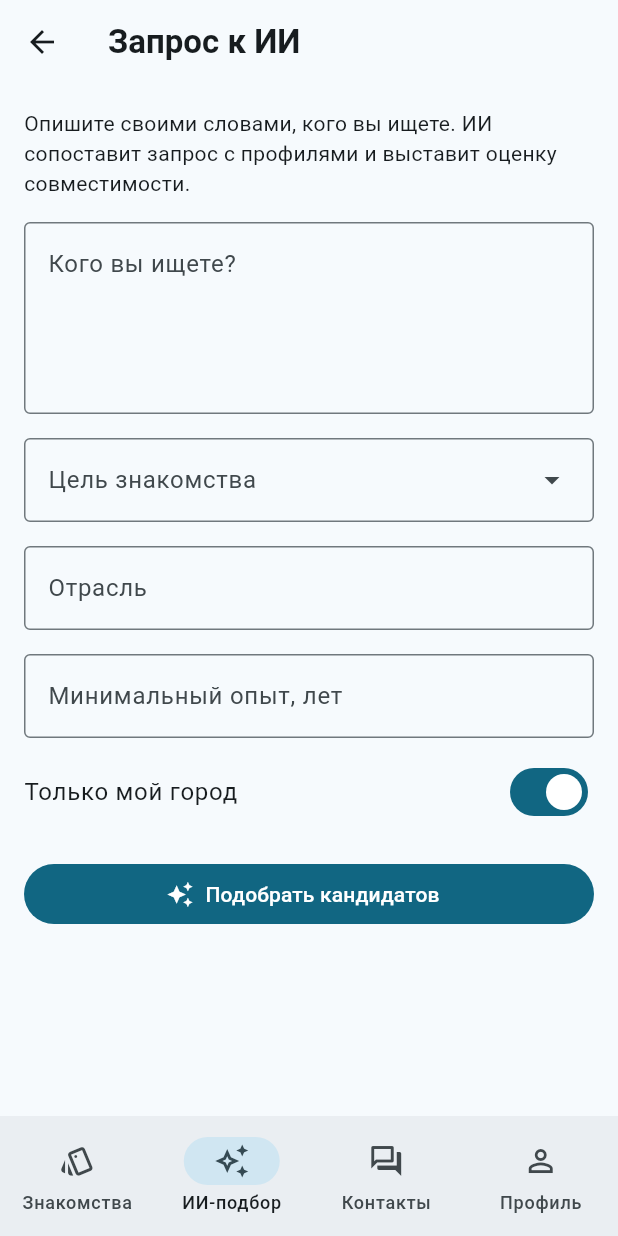
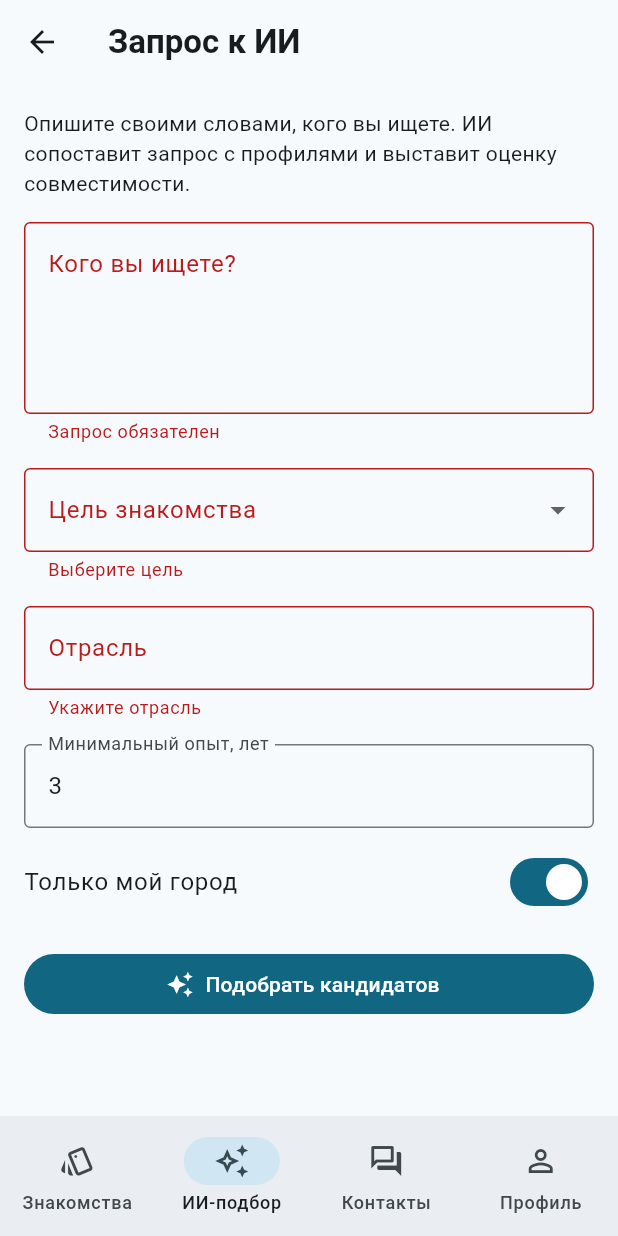
Before and after one commit to anastasia56yy/PAM-BizMatch, a Flutter app: the AiBriefScreen screen opened by its route, after a tap on "Подобрать кандидатов", on a phone screen of 412 x 824 dp. Run offline on Flutter 3.47's test engine with Material 3 defaults, Android fonts, the phone set to English and light mode, and no system bars; our stand-ins replace go_router.

Commit message:
L3: форма «Запрос к ИИ» — запрос ≥ 20 символов, цель и отрасль обязательны, опыт 0–40

```diff
--- a/lib/screens/ai_brief_screen.dart
+++ b/lib/screens/ai_brief_screen.dart
@@ -1,73 +1,123 @@
 import 'package:flutter/material.dart';
+import 'package:flutter/services.dart';
+import 'package:go_router/go_router.dart';
 
 import '../data/mock_data.dart';
+import '../utils/validators.dart';
 
-/// Форма-макет «Запрос к ИИ»: кого именно вы ищете.
-class AiBriefScreen extends StatelessWidget {
+/// «Запрос к ИИ»: кого именно вы ищете — форма с валидацией (L3).
+class AiBriefScreen extends StatefulWidget {
   const AiBriefScreen({super.key});
 
   @override
+  State<AiBriefScreen> createState() => _AiBriefScreenState();
+}
+
+class _AiBriefScreenState extends State<AiBriefScreen> {
+  final _formKey = GlobalKey<FormState>();
+  final _queryCtrl = TextEditingController();
+  final _industryCtrl = TextEditingController();
+  final _experienceCtrl = TextEditingController(text: '3');
+  Goal? _goal;
+  bool _sameCity = true;
+
+  @override
+  void dispose() {
+    _queryCtrl.dispose();
+    _industryCtrl.dispose();
+    _experienceCtrl.dispose();
+    super.dispose();
+  }
+
+  void _submit() {
+    if (!_formKey.currentState!.validate()) return;
+    ScaffoldMessenger.of(context).showSnackBar(SnackBar(
+        content: Text('ИИ обновил подбор: «${_goal!.label}», '
+            '${_industryCtrl.text.trim()}')));
+    context.pop();
+  }
+
+  @override
   Widget build(BuildContext context) {
-    final text = Theme.of(context).textTheme;
     return Scaffold(
       appBar: AppBar(title: const Text('Запрос к ИИ')),
-      body: ListView(
+      body: Form(
+        key: _formKey,
+        child: ListView(
           padding: const EdgeInsets.all(16),
           children: [
             Text(
               'Опишите своими словами, кого вы ищете. ИИ сопоставит запрос '
               'с профилями и выставит оценку совместимости.',
-            style: text.bodyMedium,
+              style: Theme.of(context).textTheme.bodyMedium,
             ),
             const SizedBox(height: 16),
-          const TextField(
+            TextFormField(
+              controller: _queryCtrl,
               maxLines: 4,
-            decoration: InputDecoration(
+              textInputAction: TextInputAction.next,
+              decoration: const InputDecoration(
                 labelText: 'Кого вы ищете?',
-              hintText: 'Напр.: инвестор в B2B SaaS на seed-стадии из Румынии',
+                hintText:
+                    'Напр.: инвестор в B2B SaaS на seed-стадии из Румынии',
                 alignLabelWithHint: true,
                 border: OutlineInputBorder(),
               ),
+              validator: (v) => validateMinLength(v, 20, 'Запрос'),
             ),
             const SizedBox(height: 16),
-          DropdownMenu<Goal>(
-            expandedInsets: EdgeInsets.zero,
-            label: const Text('Цель знакомства'),
-            dropdownMenuEntries: [
+            DropdownButtonFormField<Goal>(
+              initialValue: _goal,
+              decoration: const InputDecoration(
+                labelText: 'Цель знакомства',
+                border: OutlineInputBorder(),
+              ),
+              items: [
                 for (final g in Goal.values)
-                DropdownMenuEntry(value: g, label: g.label),
+                  DropdownMenuItem(value: g, child: Text(g.label)),
               ],
+              onChanged: (v) => setState(() => _goal = v),
+              validator: (v) => v == null ? 'Выберите цель' : null,
             ),
             const SizedBox(height: 16),
-          const TextField(
-            decoration: InputDecoration(
+            TextFormField(
+              controller: _industryCtrl,
+              textInputAction: TextInputAction.next,
+              decoration: const InputDecoration(
                 labelText: 'Отрасль',
                 hintText: 'FinTech, телеком, IT…',
                 border: OutlineInputBorder(),
               ),
+              validator: (v) => requiredField(v, 'Укажите отрасль'),
             ),
             const SizedBox(height: 16),
-          const TextField(
-            decoration: InputDecoration(
+            TextFormField(
+              controller: _experienceCtrl,
+              keyboardType: TextInputType.number,
+              inputFormatters: [FilteringTextInputFormatter.digitsOnly],
+              textInputAction: TextInputAction.done,
+              decoration: const InputDecoration(
                 labelText: 'Минимальный опыт, лет',
                 border: OutlineInputBorder(),
               ),
+              validator: (v) => validateIntRange(v, 0, 40, 'лет'),
             ),
             const SizedBox(height: 8),
             SwitchListTile(
               contentPadding: EdgeInsets.zero,
-            value: true,
-            onChanged: (_) {},
+              value: _sameCity,
+              onChanged: (v) => setState(() => _sameCity = v),
               title: const Text('Только мой город'),
             ),
             const SizedBox(height: 16),
             FilledButton.icon(
-            onPressed: () {},
+              onPressed: _submit,
               icon: const Icon(Icons.auto_awesome),
               label: const Text('Подобрать кандидатов'),
             ),
           ],
         ),
+      ),
     );
   }
 }
```
Lines whose indentation alone changed are shown as unchanged.
